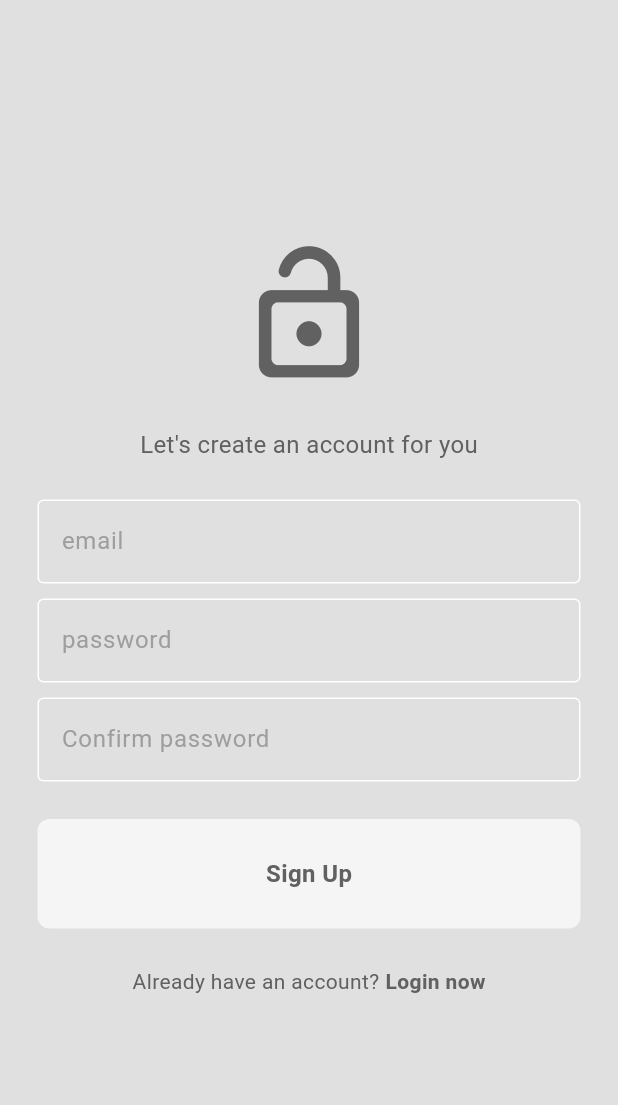
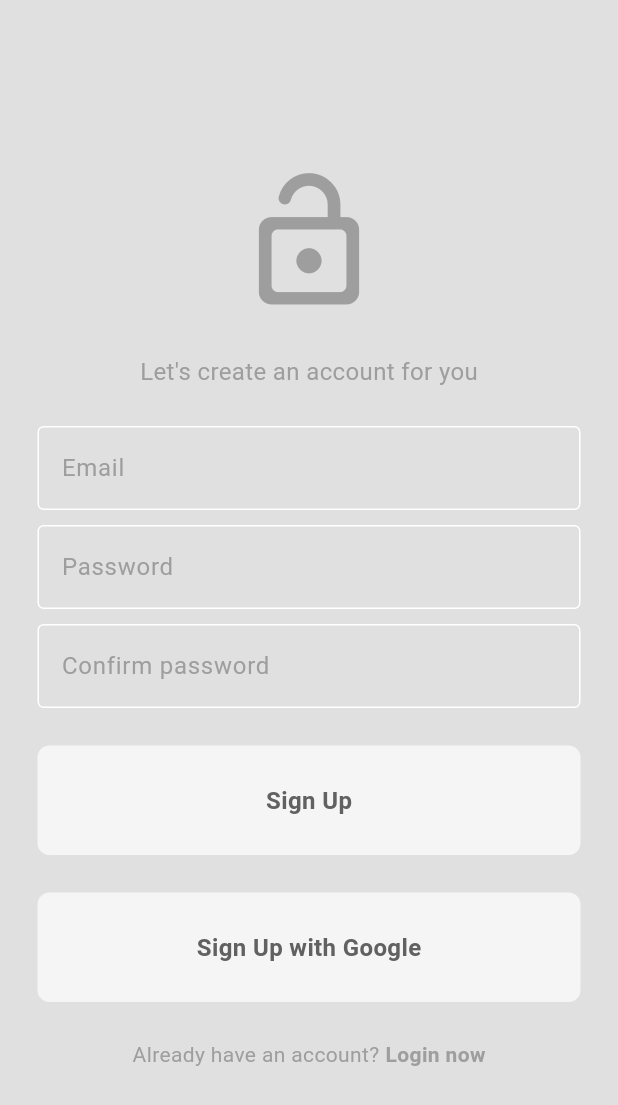
Before and after one commit to anthef/food_delivery, a Flutter app: the screen it shows after launch, after a tap on "Register now", on a phone screen of 412 x 824 dp. Shown: the top 1105 px of the screen. Run offline on Flutter 3.47's test engine with Material 3 defaults, Android fonts, the phone set to English and light mode, and no system bars; our stand-ins replace google_sign_in.

Commit message:
recheck this project

```diff
--- /dev/null
+++ b/lib/components/my_silver_app_bar.dart
@@ -0,0 +1 @@
+import 'package:flutter/material.dart';
--- a/lib/pages/home_page.dart
+++ b/lib/pages/home_page.dart
@@ -13,7 +13,8 @@ class _HomePageState extends State<HomePage> {
   Widget build(BuildContext context) {
     return Scaffold(
       appBar: AppBar(
-        title: Text('Home')
+        title: Text('Home'),
+        backgroundColor: Theme.of(context).colorScheme.surface,
         ),
       drawer: MyDrawer(),
 
--- a/lib/pages/register_page.dart
+++ b/lib/pages/register_page.dart
@@ -1,13 +1,19 @@
 import 'package:flutter/material.dart';
+import 'package:google_sign_in/google_sign_in.dart';
+import 'package:http/http.dart' as http;
+import 'dart:convert';
+import 'dart:io';
+import 'package:flutter/foundation.dart' show kIsWeb;
+
 import 'package:food_delivery/components/my_button.dart';
 import 'package:food_delivery/components/my_textfield.dart';
 
 class RegisterPage extends StatefulWidget {
   final void Function()? onTap;
   const RegisterPage({
-    super.key,
+    Key? key,
     required this.onTap,
-  });
+  }) : super(key: key);
 
   @override
   State<RegisterPage> createState() => _RegisterPageState();
@@ -16,57 +22,111 @@ class RegisterPage extends StatefulWidget {
 class _RegisterPageState extends State<RegisterPage> {
   final TextEditingController emailController = TextEditingController();
   final TextEditingController passwordController = TextEditingController();
-  final TextEditingController confirmPasswordController = TextEditingController();
+  final TextEditingController confirmPasswordController =
+      TextEditingController();
+
+  late GoogleSignIn _googleSignIn;
+
+  @override
+  void initState() {
+    super.initState();
+    _googleSignIn = GoogleSignIn(
+      scopes: [
+        'email',
+      ],
+    );
+
+    if (Platform.isIOS || Platform.isMacOS) {
+      _googleSignIn = GoogleSignIn(
+        clientId:
+            "847312995316-thv21um31nlret7fm04iekkiumtrraic.apps.googleusercontent.com",
+        scopes: [
+          'email',
+        ],
+      );
+    }
+  }
+
+  Future<void> _handleGoogleSignIn() async {
+    try {
+      print('Google Sign-In button pressed');
+      final GoogleSignInAccount? googleUser = await _googleSignIn.signIn();
+
+      if (googleUser != null) {
+        final GoogleSignInAuthentication googleAuth =
+            await googleUser.authentication;
+        print('Google Authentication succeeded');
+
+        final response = await http.get(
+          Uri.parse(
+              'https://www.googleapis.com/oauth2/v1/userinfo?alt=json&access_token=${googleAuth.accessToken}'),
+        );
+
+        if (response.statusCode == 200) {
+          final profile = jsonDecode(response.body);
+          print('Name: ${profile['name']}');
+          print('Email: ${profile['email']}');
+        } else {
+          print('Failed to get user profile: ${response.statusCode}');
+        }
+      } else {
+        print('Google Sign-In aborted');
+      }
+    } catch (error) {
+      print('Google Sign-In failed: $error');
+      rethrow;
+    }
+  }
 
   @override
   Widget build(BuildContext context) {
     return Scaffold(
       backgroundColor: Theme.of(context).colorScheme.surface,
-      body: Column(
+      body: Center(
+        child: SingleChildScrollView(
+          child: Column(
             mainAxisAlignment: MainAxisAlignment.center,
             children: [
               Icon(
                 Icons.lock_open_rounded,
                 size: 100,
-            color: Theme.of(context).colorScheme.inversePrimary,
+                color: Theme.of(context).colorScheme.primary,
               ),
               const SizedBox(
                 height: 25,
               ),
-          Text("Let's create an account for you",
+              Text(
+                "Let's create an account for you",
                 style: TextStyle(
                   fontSize: 16,
-                color: Theme.of(context).colorScheme.inversePrimary,
-              )),
+                  color: Theme.of(context).colorScheme.primary,
+                ),
+              ),
               const SizedBox(
                 height: 25,
               ),
-
               Padding(
                 padding: const EdgeInsets.symmetric(horizontal: 25.0),
                 child: MyTextfield(
                   controller: emailController,
-              hintText: 'email',
+                  hintText: 'Email',
                   obscureText: false,
                 ),
               ),
               const SizedBox(
                 height: 10,
               ),
-
               Padding(
                 padding: const EdgeInsets.symmetric(horizontal: 25.0),
                 child: MyTextfield(
                   controller: passwordController,
-              hintText: 'password',
+                  hintText: 'Password',
                   obscureText: true,
                 ),
               ),
-
               const SizedBox(
                 height: 10,
               ),
-
               Padding(
                 padding: const EdgeInsets.symmetric(horizontal: 25.0),
                 child: MyTextfield(
@@ -75,11 +135,22 @@ class _RegisterPageState extends State<RegisterPage> {
                   obscureText: true,
                 ),
               ),
-
               const SizedBox(
                 height: 25,
               ),
-          MyButton(text: 'Sign Up', onTap: () {}),
+              MyButton(
+                text: 'Sign Up',
+                onTap: () {
+                  // Sign up logic
+                },
+              ),
+              const SizedBox(
+                height: 25,
+              ),
+              MyButton(
+                text: 'Sign Up with Google',
+                onTap: _handleGoogleSignIn,
+              ),
               const SizedBox(
                 height: 25,
               ),
@@ -89,25 +160,28 @@ class _RegisterPageState extends State<RegisterPage> {
                   Text(
                     'Already have an account?',
                     style: TextStyle(
-                  color: Theme.of(context).colorScheme.inversePrimary,
-                )
+                      color: Theme.of(context).colorScheme.primary,
                     ),
-              const SizedBox(width: 4,),
+                  ),
+                  const SizedBox(
+                    width: 4,
+                  ),
                   GestureDetector(
                     onTap: widget.onTap,
                     child: Text(
                       'Login now',
                       style: TextStyle(
-                    color: Theme.of(context).colorScheme.inversePrimary,
+                        color: Theme.of(context).colorScheme.primary,
                         fontWeight: FontWeight.bold,
-                  )
-
+                      ),
                     ),
                   ),
                 ],
               ),
             ],
           ),
+        ),
+      ),
     );
   }
 }
```
Also changed, not shown: pubspec.yaml (+7 -16 lines), pubspec.lock, 1 other file. Lines whose indentation alone changed are shown as unchanged.
